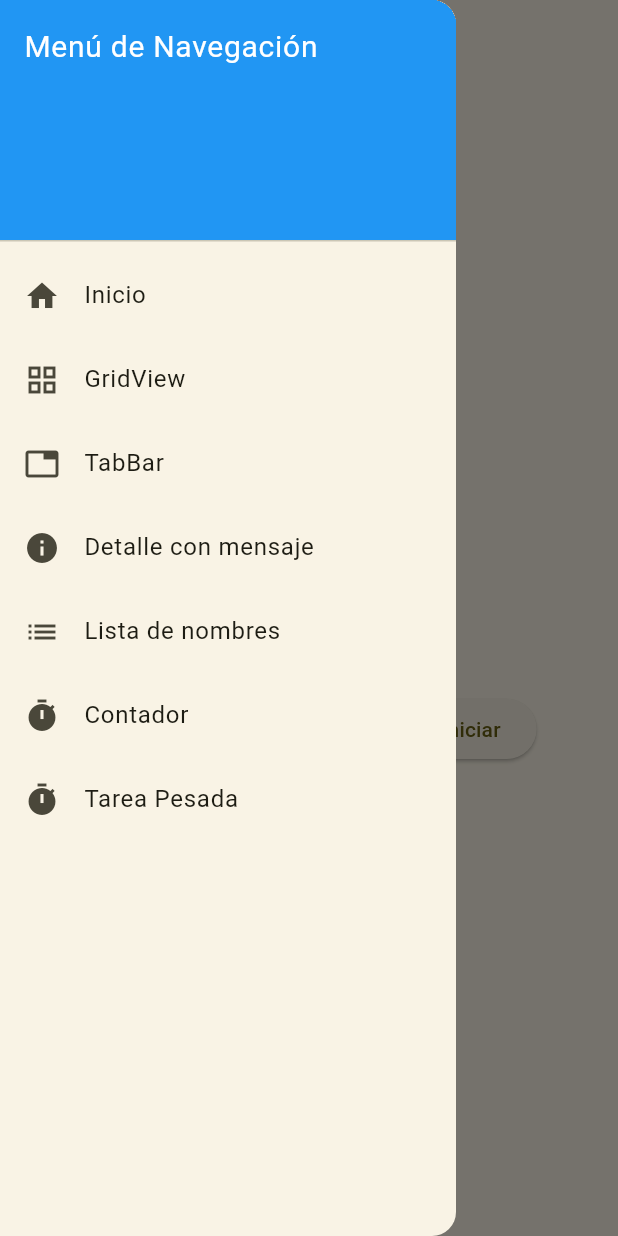
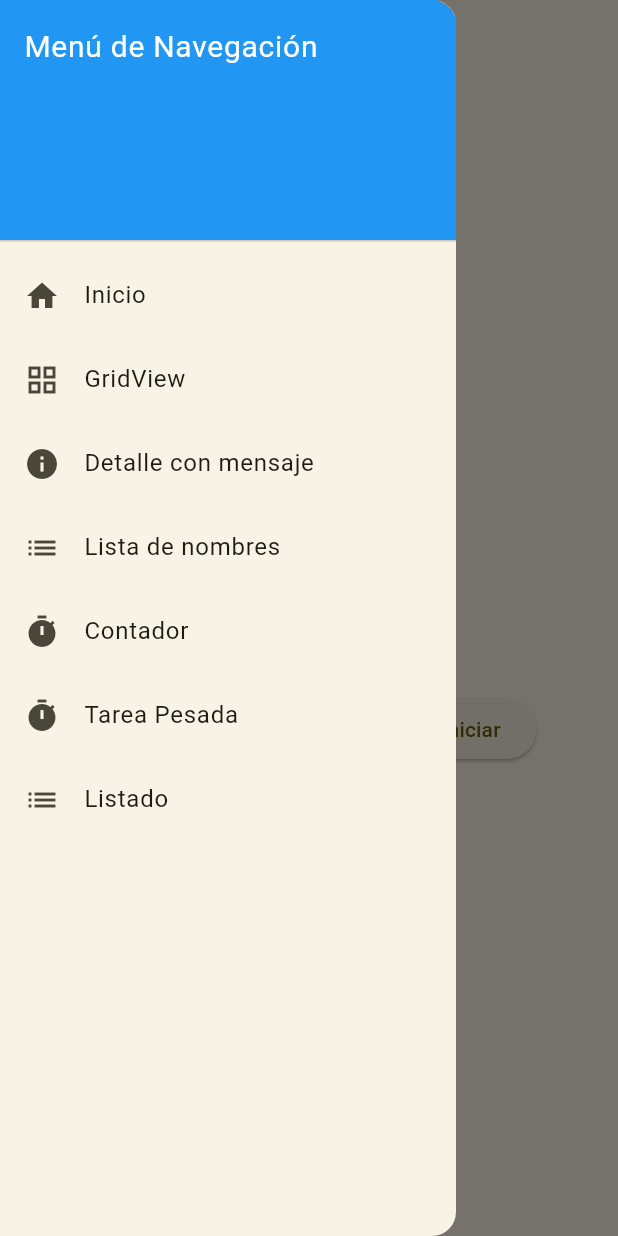
Before and after one commit to Cristhian-Cruz/Flutter_dev, a Flutter app: the CounterScreen screen opened by its route, with the side drawer open, on a phone screen of 412 x 824 dp. Run offline on Flutter 3.47's test engine with Material 3 defaults, Android fonts, the phone set to English and light mode, and no system bars; our stand-ins replace go_router.

Commit message:
Consumo de API pública con Rick and Morty: listado, detalle, manejo de estados y errores

```diff
--- a/Taller_Flutter/lib/main.dart
+++ b/Taller_Flutter/lib/main.dart
@@ -1,6 +1,7 @@
 import 'package:flutter/material.dart';
 import 'package:go_router/go_router.dart';
 import 'router.dart';
+//import 'package:http/http.dart' as http;
 
 void main() {
   runApp(const MyApp());
@@ -39,11 +40,13 @@ class _MyHomePageState extends State<MyHomePage> {
   final List<String> _routes = [
     '/',
     '/gridview',
-    '/tabbar',
+    //'/tabbar',
     '/detail/Hola%20desde%20TabBar',
     '/listview',
     '/contador',
     '/tarea_pesada',
+    '/listado',
+    // Agregamos la ruta para el listado
   ];
 
   void _onTabTapped(int index) {
@@ -67,7 +70,7 @@ class _MyHomePageState extends State<MyHomePage> {
         return true; // Permite salir si está en la página de inicio
       },
       child: DefaultTabController(
-        length: 6,
+        length: 7,
         child: Scaffold(
           appBar: AppBar(
             title: Text(widget.title),
@@ -93,6 +96,8 @@ class _MyHomePageState extends State<MyHomePage> {
                 Tab(icon: Icon(Icons.list), text: 'Lista'),
                 Tab(icon: Icon(Icons.timer), text: 'Contador'),
                 Tab(icon: Icon(Icons.work), text: 'Tarea Pesada'),
+                Tab(icon: Icon(Icons.list), text: 'Listado'),
+                // Agregamos la pestaña para el listado
               ],
             ),
           ),
@@ -113,6 +118,8 @@ class _MyHomePageState extends State<MyHomePage> {
                 _crearItemDrawer(Icons.list, 'Lista de nombres', 3),
                 _crearItemDrawer(Icons.timer, 'Contador', 4),
                 _crearItemDrawer(Icons.work, 'Tarea Pesada', 5),
+                _crearItemDrawer(Icons.list, 'Listado', 6),
+                // Agregamos el item para el listado
               ],
             ),
           ),
--- a/Taller_Flutter/lib/router.dart
+++ b/Taller_Flutter/lib/router.dart
@@ -1,11 +1,12 @@
 import 'package:go_router/go_router.dart';
 import 'package:widgets/main.dart';
-import 'package:widgets/screens/tabbar_screen.dart';
+//import 'package:widgets/screens/tabbar_screen.dart';
 import 'screens/gridview_screen.dart';
 import 'screens/detail_screen.dart';
 import 'screens/list_view_screen.dart';
 import 'screens/counter_screen.dart';
 import 'screens/tarea_pesada_screen.dart';
+import 'screens/listado_screen.dart';
 
 final GoRouter router = GoRouter(
   initialLocation: '/',
@@ -16,7 +17,7 @@ final GoRouter router = GoRouter(
       builder: (context, state) => MyHomePage(title: 'Inicio'),
     ),
     // Ruta para la pantalla TabBar
-    GoRoute(path: '/tabbar', builder: (context, state) => const TabBarScreen()),
+    //GoRoute(path: '/tabbar', builder: (context, state) => const TabBarScreen()),
     // Ruta para el GridView
     GoRoute(
       path: '/gridview',
@@ -52,5 +53,9 @@ final GoRouter router = GoRouter(
       path: '/tarea_pesada',
       builder: (context, state) => const TareaPesadaScreen(),
     ),
+    GoRoute(
+      path: '/listado',
+      builder: (context, state) => const ListadoScreen(),
+    ),
   ],
 );
--- a/Taller_Flutter/lib/screens/counter_screen.dart
+++ b/Taller_Flutter/lib/screens/counter_screen.dart
@@ -1,5 +1,5 @@
 import 'package:flutter/material.dart';
-import 'package:go_router/go_router.dart';
+//import 'package:go_router/go_router.dart';
 import 'dart:async';
 import 'package:widgets/widget/globlal_drawer_view.dart';
 
@@ -49,7 +49,7 @@ class _ContadorScreenState extends State<CounterScreen> {
     return Scaffold(
       appBar: AppBar(
         title: const Text('Contador Automático'),
-        leading:
+        /*leading:
             Navigator.of(context).canPop()
                 ? IconButton(
                   icon: Icon(Icons.arrow_back),
@@ -57,7 +57,7 @@ class _ContadorScreenState extends State<CounterScreen> {
                     context.pop(); // Regresa a la pantalla anterior
                   },
                 )
-                : null,
+                : null,*/
       ),
       drawer: const GlobalDrawer(),
       body: Center(
--- a/Taller_Flutter/lib/screens/gridview_screen.dart
+++ b/Taller_Flutter/lib/screens/gridview_screen.dart
@@ -1,5 +1,5 @@
 import 'package:flutter/material.dart';
-import 'package:go_router/go_router.dart';
+//import 'package:go_router/go_router.dart';
 import 'package:widgets/widget/globlal_drawer_view.dart';
 import '../widget/grid_view.dart';
 
@@ -11,7 +11,7 @@ class GridViewScreen extends StatelessWidget {
     return Scaffold(
       appBar: AppBar(
         title: const Text('GridView'),
-        leading:
+        /*leading:
             Navigator.of(context).canPop()
                 ? IconButton(
                   icon: Icon(Icons.arrow_back),
@@ -19,7 +19,7 @@ class GridViewScreen extends StatelessWidget {
                     context.pop(); // Regresa a la pantalla anterior
                   },
                 )
-                : null,
+                : null,*/
       ),
       drawer: const GlobalDrawer(), // Título de la AppBar
       backgroundColor: Colors.blue, // Color de fondo de la AppBar
--- a/Taller_Flutter/lib/screens/list_view_screen.dart
+++ b/Taller_Flutter/lib/screens/list_view_screen.dart
@@ -1,5 +1,5 @@
 import 'package:flutter/material.dart';
-import 'package:go_router/go_router.dart';
+//import 'package:go_router/go_router.dart';
 import 'dart:async';
 
 import 'package:widgets/widget/globlal_drawer_view.dart';
@@ -25,7 +25,7 @@ class ListViewScreen extends StatelessWidget {
     return Scaffold(
       appBar: AppBar(
         title: const Text('Lista de Nombres'),
-        leading:
+        /*leading:
             Navigator.of(context).canPop()
                 ? IconButton(
                   icon: Icon(Icons.arrow_back),
@@ -33,7 +33,7 @@ class ListViewScreen extends StatelessWidget {
                     context.pop(); // Regresa a la pantalla anterior
                   },
                 )
-                : null,
+                : null,*/
       ),
       drawer: const GlobalDrawer(), // Título de la barra de la aplicación
 
--- a/Taller_Flutter/lib/screens/students_list.dart
+++ b/Taller_Flutter/lib/screens/students_list.dart
@@ -1,5 +1,5 @@
 import 'package:flutter/material.dart';
-import 'package:go_router/go_router.dart';
+//import 'package:go_router/go_router.dart';
 import 'dart:async';
 
 import 'package:widgets/widget/globlal_drawer_view.dart';
@@ -24,7 +24,7 @@ class _StudentListScreenState extends State<StudentListScreen> {
     return Scaffold(
       appBar: AppBar(
         title: const Text('Lista de Estudiantes'),
-        leading:
+        /*leading:
             Navigator.of(context).canPop()
                 ? IconButton(
                   icon: Icon(Icons.arrow_back),
@@ -32,7 +32,7 @@ class _StudentListScreenState extends State<StudentListScreen> {
                     context.pop(); // Regresa a la pantalla anterior
                   },
                 )
-                : null,
+                : null,*/
       ),
       drawer: const GlobalDrawer(),
       body: FutureBuilder<List<String>>(
--- a/Taller_Flutter/lib/screens/tabbar_screen.dart
+++ b/Taller_Flutter/lib/screens/tabbar_screen.dart
@@ -1,5 +1,5 @@
 import 'package:flutter/material.dart';
-import 'package:go_router/go_router.dart';
+//import 'package:go_router/go_router.dart';
 import 'package:widgets/widget/globlal_drawer_view.dart';
 
 class TabBarScreen extends StatelessWidget {
@@ -11,7 +11,7 @@ class TabBarScreen extends StatelessWidget {
     return Scaffold(
       appBar: AppBar(
         title: const Text('TabBar Screen'),
-        leading:
+        /*leading:
             Navigator.of(context).canPop()
                 ? IconButton(
                   icon: Icon(Icons.arrow_back),
@@ -19,7 +19,7 @@ class TabBarScreen extends StatelessWidget {
                     context.pop(); // Regresa a la pantalla anterior
                   },
                 )
-                : null,
+                : null,*/
       ), // Título de la AppBar
       drawer: const GlobalDrawer(),
       backgroundColor: Colors.blue, // Color de fondo de la AppBar
--- a/Taller_Flutter/lib/screens/tarea_pesada_screen.dart
+++ b/Taller_Flutter/lib/screens/tarea_pesada_screen.dart
@@ -1,5 +1,5 @@
 import 'package:flutter/material.dart';
-import 'package:go_router/go_router.dart';
+//import 'package:go_router/go_router.dart';
 import 'dart:isolate';
 import 'dart:async';
 
@@ -81,7 +81,7 @@ class _TareaPesadaScreenState extends State<TareaPesadaScreen> {
     return Scaffold(
       appBar: AppBar(
         title: Text('Tarea Pesada'),
-        leading:
+        /*leading:
             Navigator.of(context).canPop()
                 ? IconButton(
                   icon: Icon(Icons.arrow_back),
@@ -89,7 +89,7 @@ class _TareaPesadaScreenState extends State<TareaPesadaScreen> {
                     context.pop(); // Regresa a la pantalla anterior
                   },
                 )
-                : null,
+                : null,*/
       ),
       drawer: const GlobalDrawer(),
       body: Center(
--- a/Taller_Flutter/lib/widget/globlal_drawer_view.dart
+++ b/Taller_Flutter/lib/widget/globlal_drawer_view.dart
@@ -29,12 +29,12 @@ class GlobalDrawer extends StatelessWidget {
             'GridView',
             () => GoRouter.of(context).push('/gridview'),
           ),
-          _crearItemDrawer(
+          /*_crearItemDrawer(
             context,
             Icons.tab,
             'TabBar',
             () => GoRouter.of(context).push('/tabbar'),
-          ),
+          ),*/
           _crearItemDrawer(context, Icons.info, 'Detalle con mensaje', () {
             String mensaje = "Hola desde el Drawer";
             GoRouter.of(context).go('/detail/$mensaje');
@@ -57,6 +57,13 @@ class GlobalDrawer extends StatelessWidget {
             'Tarea Pesada',
             () => GoRouter.of(context).push('/tarea_pesada'),
           ),
+          _crearItemDrawer(
+            context,
+            Icons.list,
+            'Listado',
+            () => GoRouter.of(context).push('/listado'),
+          ),
+          // Agregamos el item para el listado
         ],
       ),
     );
--- a/Taller_Flutter/pubspec.yaml
+++ b/Taller_Flutter/pubspec.yaml
@@ -31,10 +31,13 @@ dependencies:
   flutter:
     sdk: flutter
 
+
   # The following adds the Cupertino Icons font to your application.
   # Use with the CupertinoIcons class for iOS style icons.
   cupertino_icons: ^1.0.8
   go_router: ^14.8.1
+  http: ^0.13.6
+
 
 dev_dependencies:
   flutter_test:
```
Also changed, not shown: Taller_Flutter/lib/screens/detail_screen.dart (+4 -3 lines), Taller_Flutter/lib/screens/detalle_screen.dart (added, +36 -0 lines), Taller_Flutter/lib/screens/listado_screen.dart (added, +83 -0 lines), Taller_Flutter/pubspec.lock, 1 other file.
